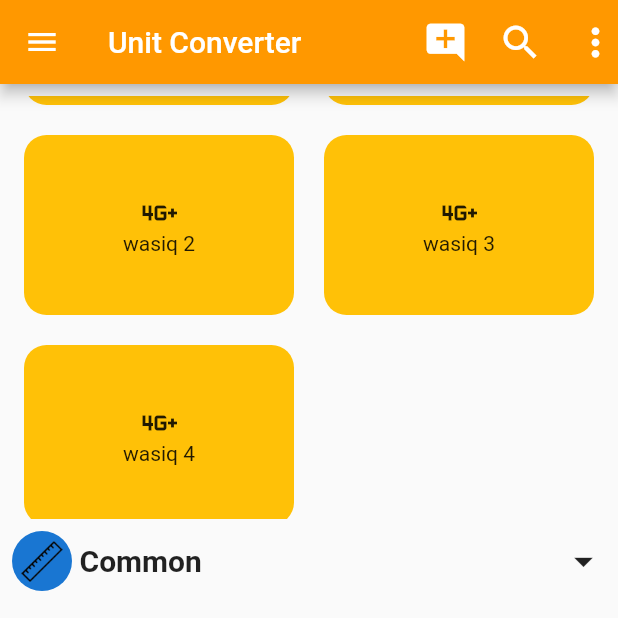
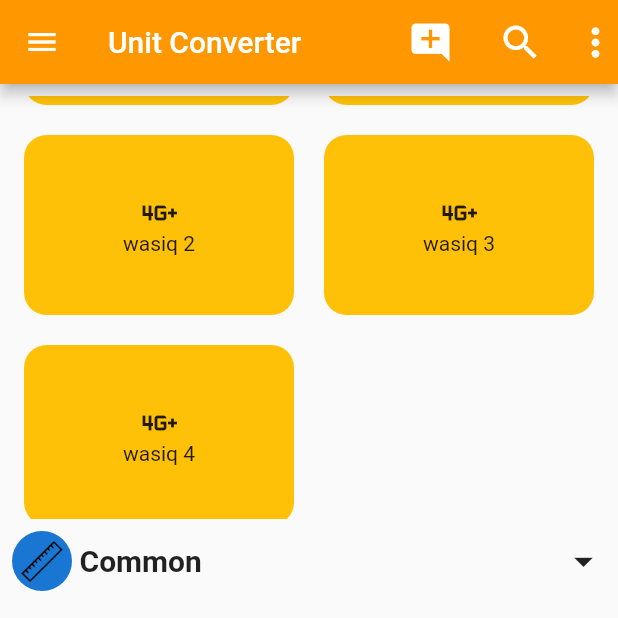
Before and after one commit to wasiqkhan380/unit-converter, a Flutter app: the screen it shows after launch, scrolled down 325 dp, on a phone screen of 412 x 824 dp, the top half of it. Run offline on Flutter 3.47's test engine with Material 2 defaults, Android fonts, the phone set to English and light mode, and no system bars; missing offline and left inert: rolling_switch.

Commit message:
box size changed

```diff
--- a/lib/home_screen.dart
+++ b/lib/home_screen.dart
@@ -34,7 +34,7 @@ class _HomeScreenState extends State<HomeScreen> {
             size: 30,
           ),
           SizedBox(
-            width: 20,
+            width: 30,
           ),
           Icon(
             Icons.search,
```
